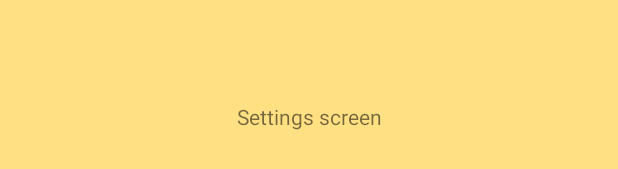
After one commit to HryzhukKyrylo/RecordNoteBook, an Android app: the layout fragment_setting_screen.xml on its own in the app's theme, with its tools: preview values and no code run, on a phone screen of 412 x 824 dp. The commit adds this screen. Shown: the part 501-670 px from the top of the screen. Run offline under Robolectric (Android 15) with nearby library versions, the light colour scheme and no system bars.

Commit message:
Add setting screen

```diff
--- a/app/src/main/java/com/example/recordnotebook/ui/mainscreen/MainScreenFragment.kt
+++ b/app/src/main/java/com/example/recordnotebook/ui/mainscreen/MainScreenFragment.kt
@@ -74,8 +74,9 @@
                     findNavController().navigate(action)
                 }
                 R.id.itemMenuGoToSettings -> {
-                    //todo implement
-                    requireContext().showToast("Go tot settings")
+                    val action =
+                        MainScreenFragmentDirections.actionMainScreenFragmentToSettingScreenFragment()
+                    findNavController().navigate(action)
                 }
                 R.id.itemMenuGoToAboutFragment -> {
                     val action =
--- /dev/null
+++ b/app/src/main/res/layout/fragment_setting_screen.xml
@@ -0,0 +1,16 @@
+<?xml version="1.0" encoding="utf-8"?>
+<FrameLayout xmlns:android="http://schemas.android.com/apk/res/android"
+    xmlns:tools="http://schemas.android.com/tools"
+    android:layout_width="match_parent"
+    android:layout_height="match_parent"
+    android:background="@color/purple_200"
+    tools:context=".ui.settingscreen.SettingScreenFragment">
+
+    <!-- TODO: Update blank fragment layout -->
+    <TextView
+        android:layout_width="match_parent"
+        android:layout_height="match_parent"
+        android:gravity="center_vertical|center_horizontal"
+        android:text="Settings screen" />
+
+</FrameLayout>
```
Also changed, not shown: app/src/main/java/com/example/recordnotebook/ui/settingscreen/SettingScreenFragment.kt (added, +9 -0 lines), app/src/main/res/navigation/main_graph.xml (+10 -0 lines).
